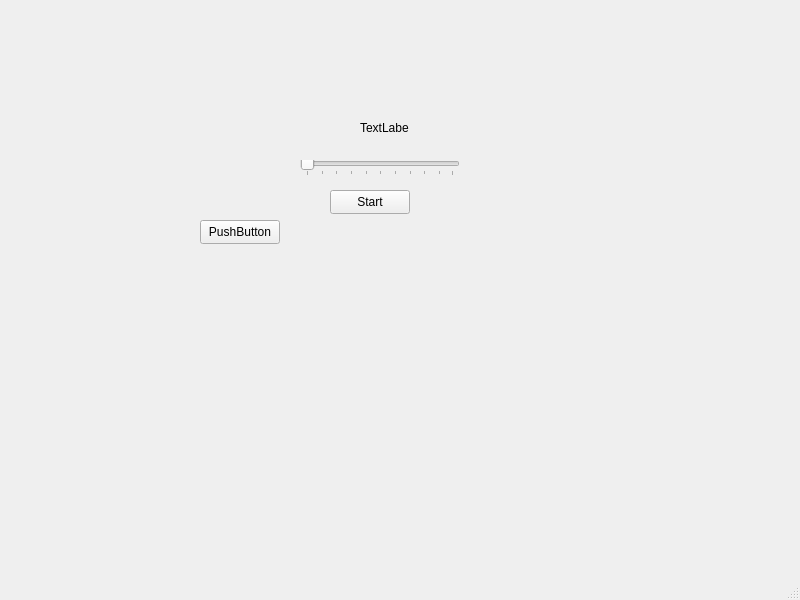
Above: src/gui/v2-gui-interface/mainwindow.ui from BobbyChiu/senior-design before the change. Below: the same form after it.
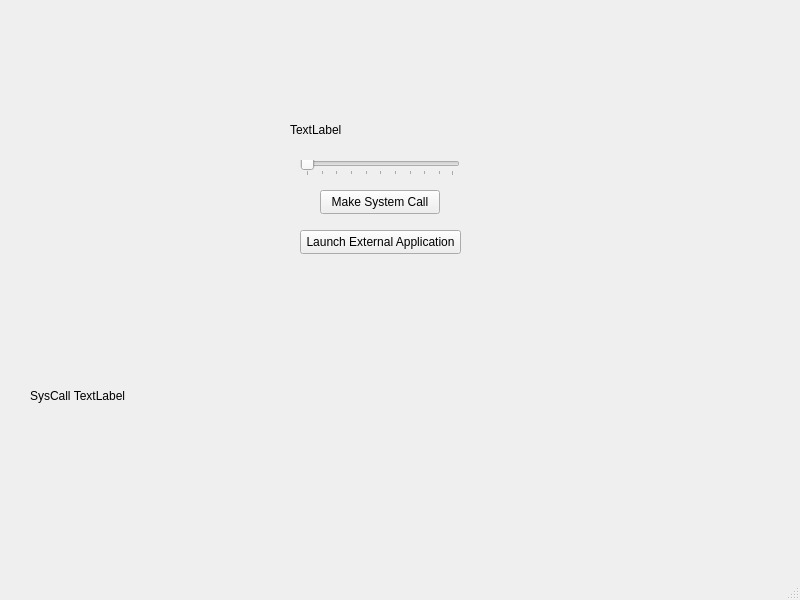
That is the form after the change.

The edit to the form file:
```diff
--- a/src/gui/v2-gui-interface/mainwindow.ui
+++ b/src/gui/v2-gui-interface/mainwindow.ui
@@ -17,14 +17,14 @@
    <widget class="QPushButton" name="startButton">
     <property name="geometry">
      <rect>
-      <x>330</x>
+      <x>320</x>
       <y>190</y>
-      <width>80</width>
+      <width>120</width>
       <height>24</height>
      </rect>
     </property>
     <property name="text">
-     <string>Start</string>
+     <string>Make System Call</string>
     </property>
    </widget>
    <widget class="QSlider" name="horizontalSlider">
@@ -46,10 +46,10 @@
    <widget class="QLabel" name="label">
     <property name="geometry">
      <rect>
-      <x>360</x>
+      <x>290</x>
       <y>120</y>
-      <width>49</width>
-      <height>16</height>
+      <width>181</width>
+      <height>20</height>
      </rect>
     </property>
     <property name="text">
@@ -59,14 +59,27 @@
    <widget class="QPushButton" name="openNotepadButton">
     <property name="geometry">
      <rect>
-      <x>200</x>
-      <y>220</y>
-      <width>80</width>
+      <x>300</x>
+      <y>230</y>
+      <width>161</width>
       <height>24</height>
      </rect>
     </property>
     <property name="text">
-     <string>PushButton</string>
+     <string>Launch External Application</string>
+    </property>
+   </widget>
+   <widget class="QLabel" name="sysCallOutput">
+    <property name="geometry">
+     <rect>
+      <x>30</x>
+      <y>260</y>
+      <width>721</width>
+      <height>271</height>
+     </rect>
+    </property>
+    <property name="text">
+     <string>SysCall TextLabel</string>
     </property>
    </widget>
   </widget>
```
